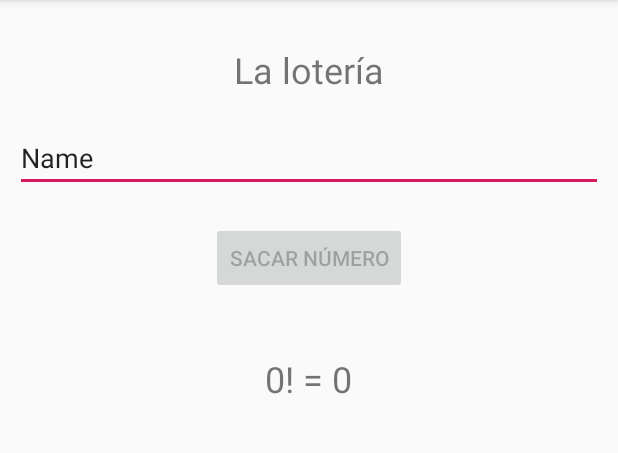
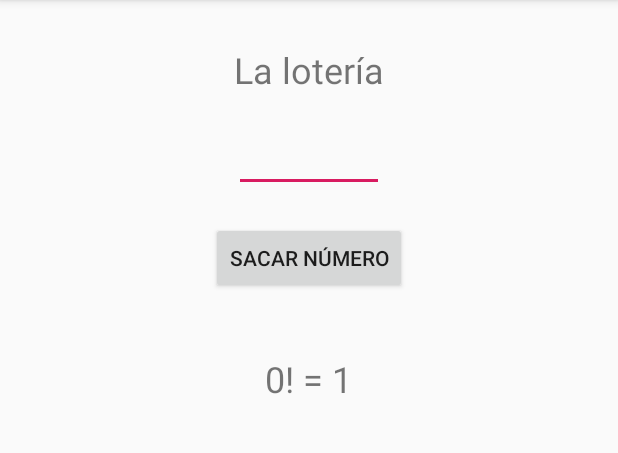
Before and after one commit to gasparpd/Android, an Android app: the screen it shows after launch (MainActivity), after a tap on "SACAR NÚMERO", on a phone screen of 412 x 824 dp, the part 84-537 px from its top. Run offline under Robolectric (Android 15) with nearby library versions, the phone set to English and light mode, and no system bars; 1 statement that could not run was skipped.

Commit message:
Parte 1.

```diff
--- a/ProyectoHilo2/app/src/main/java/com/example/proyectohilo2/MainActivity.java
+++ b/ProyectoHilo2/app/src/main/java/com/example/proyectohilo2/MainActivity.java
@@ -25,17 +25,16 @@ public class MainActivity extends AppCompatActivity {
     }
 
     public void calcularOperacion(View view) {
-        int n = Integer.parseInt(entrada.getText().toString());
+        int n =
+                Integer.parseInt(entrada.getText().toString());
         salida.append(n + "! = ");
-        btn_calcular.setEnabled(false);
-
-        MiTarea tarea = new MiTarea();
-        tarea.execute(n);
+        long resultado = factorial(n);
+        salida.append(resultado + "\n");
     }
 
     public long factorial(int n) {
-        long resultado=1;
-        for (int i=1; i<=n; i++){
+        long resultado = 1;
+        for (int i = 1; i <= n; i++) {
             resultado *= i;
         }
         return resultado;
@@ -49,6 +48,7 @@ public class MainActivity extends AppCompatActivity {
         protected Long doInBackground(Integer... n) {
             return factorial(n[0]);
         }
+
         @Override
         protected void onPostExecute(Long resul) {
             salida.append(resultado + "\n");
--- a/ProyectoHilo2/app/src/main/res/layout/activity_main.xml
+++ b/ProyectoHilo2/app/src/main/res/layout/activity_main.xml
@@ -18,12 +18,12 @@
 
     <EditText
         android:id="@+id/entrada"
-        android:layout_width="match_parent"
+        android:layout_width="100dp"
         android:layout_height="wrap_content"
+        android:layout_gravity="center"
         android:layout_weight="1"
         android:ems="10"
-        android:inputType="textPersonName"
-        android:text="Name" />
+        android:inputType="none|number|numberDecimal" />
 
     <Button
         android:id="@+id/btn_calculo"
```
